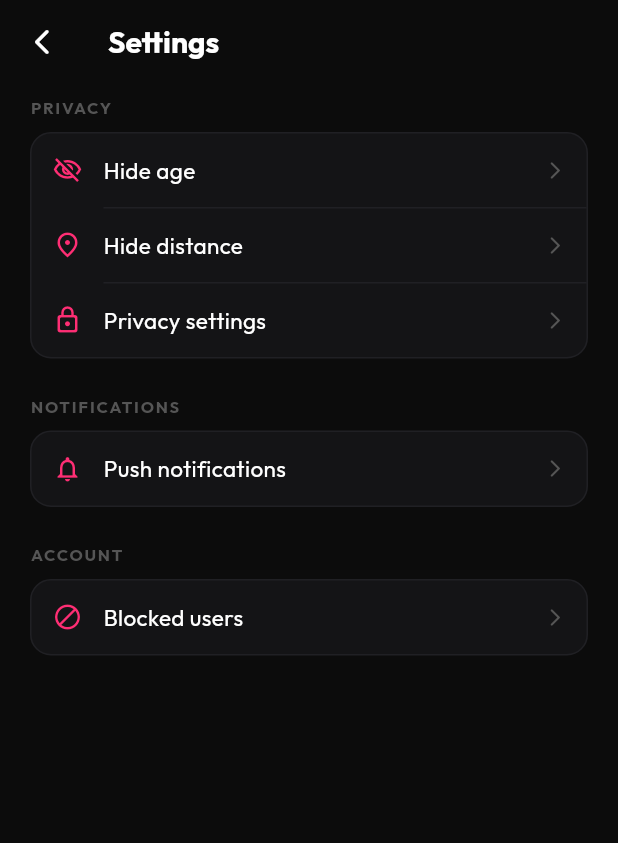
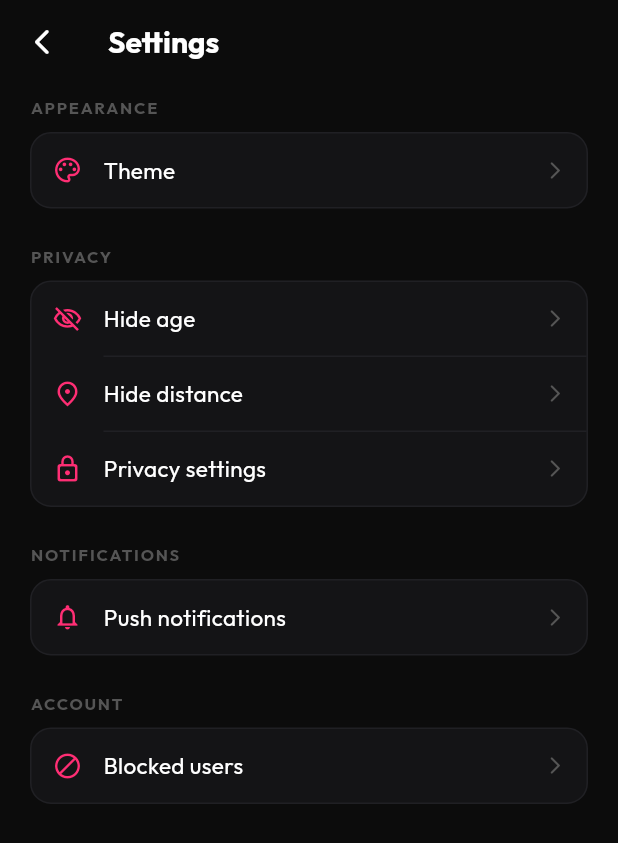
Before and after one commit to alienhousenetworks/datingapp_flutterapp, a Flutter app: the SettingsScreen screen opened directly, on a phone screen of 412 x 824 dp. Shown: the top 843 px of the screen. Run offline on Flutter 3.47's test engine with Material 3 defaults, Android fonts, the phone set to English and light mode, and no system bars; our stand-ins replace cached_network_image, connectivity_plus, device_info_plus, dio, flutter_image_compress, flutter_riverpod and 8 more; missing offline and left inert: flutter_webrtc; accounts and stored records are empty.

Commit message:
theme picker

```diff
--- a/lib/screens/profile/settings_screen.dart
+++ b/lib/screens/profile/settings_screen.dart
@@ -1,11 +1,14 @@
 import 'package:flutter/material.dart';
+import 'package:flutter_riverpod/flutter_riverpod.dart';
 import 'package:google_fonts/google_fonts.dart';
+import '../../providers/profile_provider.dart';
+import 'theme_picker_screen.dart';
 
-class SettingsScreen extends StatelessWidget {
+class SettingsScreen extends ConsumerWidget {
   const SettingsScreen({super.key});
 
   @override
-  Widget build(BuildContext context) {
+  Widget build(BuildContext context, WidgetRef ref) {
     return Scaffold(
       backgroundColor: const Color(0xFF0C0C0C),
       appBar: AppBar(
@@ -28,6 +31,22 @@ class SettingsScreen extends StatelessWidget {
       body: ListView(
         padding: const EdgeInsets.fromLTRB(20, 8, 20, 40),
         children: [
+          _SettingsSection(
+            title: 'Appearance',
+            items: [
+              _SettingsItem(
+                icon: Icons.palette_outlined,
+                label: 'Theme',
+                onTap: () => Navigator.push(
+                  context,
+                  MaterialPageRoute(
+                    builder: (_) => const ThemePickerScreen(),
+                  ),
+                ).then((_) => ref.read(profileProvider.notifier).loadProfile()),
+              ),
+            ],
+          ),
+          const SizedBox(height: 24),
           _SettingsSection(
             title: 'Privacy',
             items: [
```
